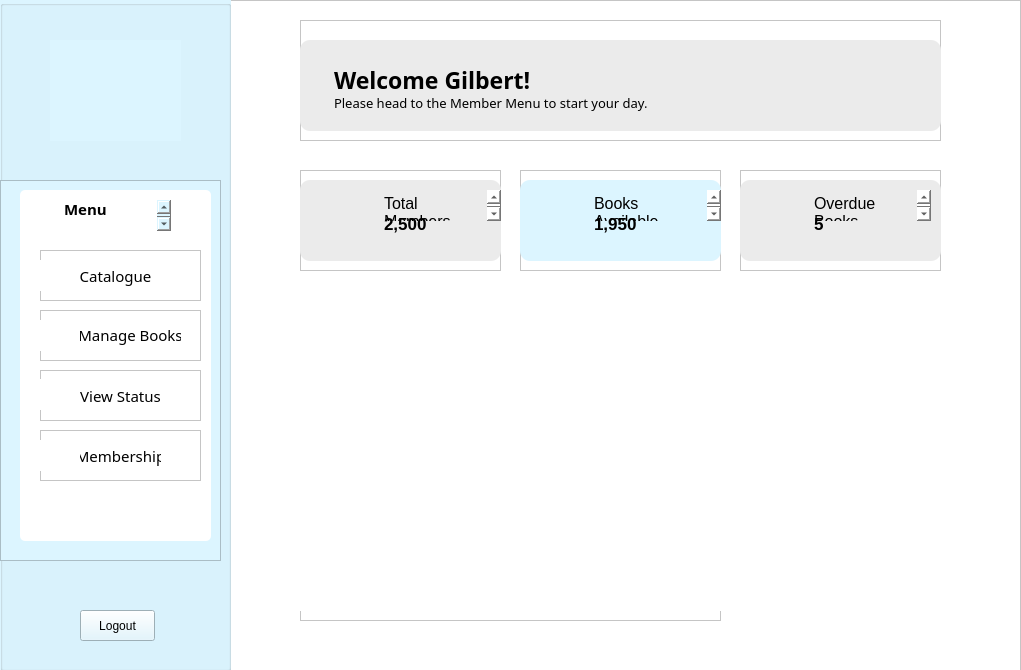
Old version of the form LIS/memberhome.ui in the repository TenacioussD/library_information_system.
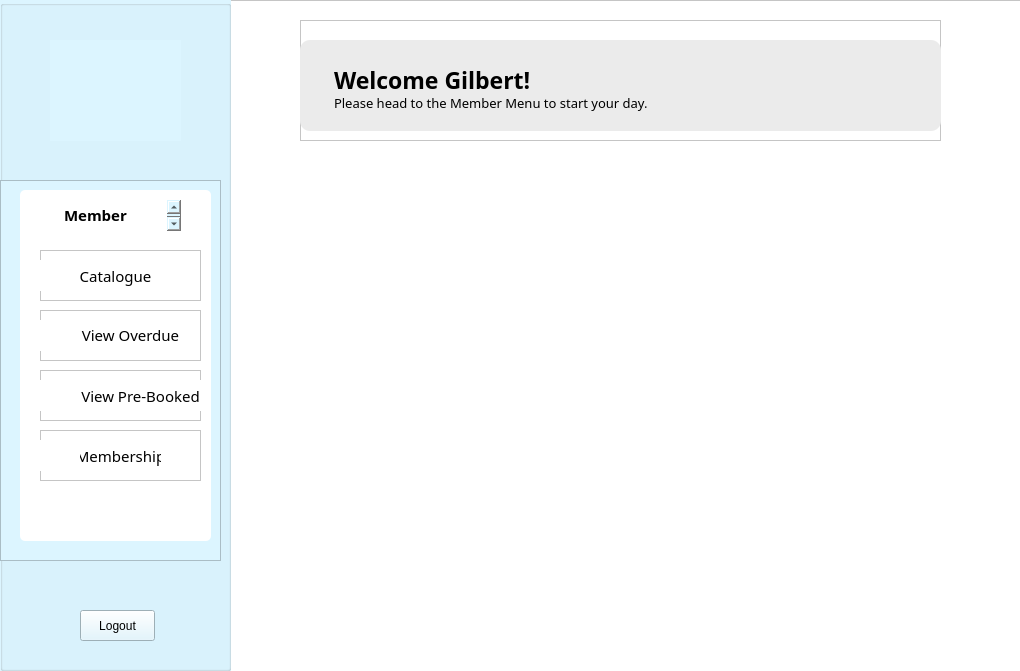
New version of the form. Icons and pictures are not drawn.

Patch:
```diff
--- a/LIS/memberhome.ui
+++ b/LIS/memberhome.ui
@@ -6,8 +6,8 @@
    <rect>
     <x>0</x>
     <y>0</y>
-    <width>1021</width>
-    <height>670</height>
+    <width>1020</width>
+    <height>671</height>
    </rect>
   </property>
   <property name="windowTitle">
@@ -103,7 +103,7 @@
         <rect>
          <x>60</x>
          <y>20</y>
-         <width>111</width>
+         <width>121</width>
          <height>31</height>
         </rect>
        </property>
@@ -240,7 +240,7 @@
 border: none;</string>
         </property>
         <property name="text">
-         <string>Manage Books</string>
+         <string>View Overdue</string>
         </property>
        </widget>
       </widget>
@@ -265,8 +265,8 @@
        <widget class="QLabel" name="label_7">
         <property name="geometry">
          <rect>
-          <x>-2</x>
-          <y>9</y>
+          <x>0</x>
+          <y>10</y>
           <width>31</width>
           <height>31</height>
          </rect>
@@ -286,7 +286,7 @@
          <rect>
           <x>40</x>
           <y>10</y>
-          <width>81</width>
+          <width>121</width>
           <height>31</height>
          </rect>
         </property>
@@ -297,7 +297,7 @@
 border: none;</string>
         </property>
         <property name="text">
-         <string>View Status</string>
+         <string>View Pre-Booked</string>
         </property>
        </widget>
       </widget>
@@ -455,328 +455,13 @@
       </property>
      </widget>
     </widget>
-    <widget class="QFrame" name="frame_2">
-     <property name="geometry">
-      <rect>
-       <x>300</x>
-       <y>170</y>
-       <width>201</width>
-       <height>101</height>
-      </rect>
-     </property>
-     <property name="frameShape">
-      <enum>QFrame::StyledPanel</enum>
-     </property>
-     <property name="frameShadow">
-      <enum>QFrame::Raised</enum>
-     </property>
-     <widget class="QPlainTextEdit" name="plainTextEdit_7">
-      <property name="geometry">
-       <rect>
-        <x>0</x>
-        <y>10</y>
-        <width>201</width>
-        <height>81</height>
-       </rect>
-      </property>
-      <property name="styleSheet">
-       <string notr="true">background: rgb(235, 235, 235);
-border-radius: 10px;</string>
-      </property>
-      <property name="frameShadow">
-       <enum>QFrame::Raised</enum>
-      </property>
-      <property name="plainText">
-       <string/>
-      </property>
-     </widget>
-     <widget class="QLabel" name="label">
-      <property name="geometry">
-       <rect>
-        <x>20</x>
-        <y>30</y>
-        <width>41</width>
-        <height>41</height>
-       </rect>
-      </property>
-      <property name="styleSheet">
-       <string notr="true">background: transparent;</string>
-      </property>
-      <property name="text">
-       <string/>
-      </property>
-      <property name="pixmap">
-       <pixmap resource="Resources.qrc">:/images/Icons/users.png</pixmap>
-      </property>
-      <property name="scaledContents">
-       <bool>true</bool>
-      </property>
-      <property name="alignment">
-       <set>Qt::AlignCenter</set>
-      </property>
-      <property name="textInteractionFlags">
-       <set>Qt::NoTextInteraction</set>
-      </property>
-     </widget>
-     <widget class="QPlainTextEdit" name="plainTextEdit_5">
-      <property name="geometry">
-       <rect>
-        <x>80</x>
-        <y>20</y>
-        <width>121</width>
-        <height>31</height>
-       </rect>
-      </property>
-      <property name="styleSheet">
-       <string notr="true">background: transparent;
-font-size: 12pt;</string>
-      </property>
-      <property name="frameShape">
-       <enum>QFrame::NoFrame</enum>
-      </property>
-      <property name="plainText">
-       <string>Total Members</string>
-      </property>
-     </widget>
-     <widget class="QPlainTextEdit" name="plainTextEdit">
-      <property name="geometry">
-       <rect>
-        <x>80</x>
-        <y>40</y>
-        <width>61</width>
-        <height>31</height>
-       </rect>
-      </property>
-      <property name="styleSheet">
-       <string notr="true">background: transparent;
-font-weight: bold;
-font-size: 17px;</string>
-      </property>
-      <property name="frameShape">
-       <enum>QFrame::NoFrame</enum>
-      </property>
-      <property name="plainText">
-       <string>2,500</string>
-      </property>
-     </widget>
-    </widget>
-    <widget class="QFrame" name="frame_3">
-     <property name="geometry">
-      <rect>
-       <x>520</x>
-       <y>170</y>
-       <width>201</width>
-       <height>101</height>
-      </rect>
-     </property>
-     <property name="frameShape">
-      <enum>QFrame::StyledPanel</enum>
-     </property>
-     <property name="frameShadow">
-      <enum>QFrame::Raised</enum>
-     </property>
-     <widget class="QPlainTextEdit" name="plainTextEdit_8">
-      <property name="geometry">
-       <rect>
-        <x>0</x>
-        <y>10</y>
-        <width>201</width>
-        <height>81</height>
-       </rect>
-      </property>
-      <property name="styleSheet">
-       <string notr="true">background: rgb(220, 245, 255);
-border-radius: 10px;</string>
-      </property>
-      <property name="frameShadow">
-       <enum>QFrame::Raised</enum>
-      </property>
-      <property name="plainText">
-       <string/>
-      </property>
-     </widget>
-     <widget class="QLabel" name="label_2">
-      <property name="geometry">
-       <rect>
-        <x>20</x>
-        <y>30</y>
-        <width>41</width>
-        <height>41</height>
-       </rect>
-      </property>
-      <property name="styleSheet">
-       <string notr="true">background: transparent;</string>
-      </property>
-      <property name="text">
-       <string/>
-      </property>
-      <property name="pixmap">
-       <pixmap resource="Resources.qrc">:/images/Icons/book1.png</pixmap>
-      </property>
-      <property name="scaledContents">
-       <bool>true</bool>
-      </property>
-      <property name="alignment">
-       <set>Qt::AlignCenter</set>
-      </property>
-      <property name="textInteractionFlags">
-       <set>Qt::NoTextInteraction</set>
-      </property>
-     </widget>
-     <widget class="QPlainTextEdit" name="plainTextEdit_10">
-      <property name="geometry">
-       <rect>
-        <x>70</x>
-        <y>20</y>
-        <width>131</width>
-        <height>31</height>
-       </rect>
-      </property>
-      <property name="styleSheet">
-       <string notr="true">background: transparent;
-font-size: 12pt;</string>
-      </property>
-      <property name="frameShape">
-       <enum>QFrame::NoFrame</enum>
-      </property>
-      <property name="plainText">
-       <string>Books Available</string>
-      </property>
-     </widget>
-     <widget class="QPlainTextEdit" name="plainTextEdit_11">
-      <property name="geometry">
-       <rect>
-        <x>70</x>
-        <y>40</y>
-        <width>61</width>
-        <height>31</height>
-       </rect>
-      </property>
-      <property name="styleSheet">
-       <string notr="true">background: transparent;
-font-weight: bold;
-font-size: 17px;</string>
-      </property>
-      <property name="frameShape">
-       <enum>QFrame::NoFrame</enum>
-      </property>
-      <property name="plainText">
-       <string>1,950</string>
-      </property>
-     </widget>
-    </widget>
-    <widget class="QFrame" name="frame_4">
-     <property name="geometry">
-      <rect>
-       <x>740</x>
-       <y>170</y>
-       <width>201</width>
-       <height>101</height>
-      </rect>
-     </property>
-     <property name="frameShape">
-      <enum>QFrame::StyledPanel</enum>
-     </property>
-     <property name="frameShadow">
-      <enum>QFrame::Raised</enum>
-     </property>
-     <widget class="QPlainTextEdit" name="plainTextEdit_9">
-      <property name="geometry">
-       <rect>
-        <x>0</x>
-        <y>10</y>
-        <width>201</width>
-        <height>81</height>
-       </rect>
-      </property>
-      <property name="styleSheet">
-       <string notr="true">background: rgb(235, 235, 235);
-border-radius: 10px;</string>
-      </property>
-      <property name="frameShadow">
-       <enum>QFrame::Raised</enum>
-      </property>
-      <property name="plainText">
-       <string/>
-      </property>
-     </widget>
-     <widget class="QLabel" name="label_3">
-      <property name="geometry">
-       <rect>
-        <x>20</x>
-        <y>30</y>
-        <width>41</width>
-        <height>41</height>
-       </rect>
-      </property>
-      <property name="styleSheet">
-       <string notr="true">background: transparent;</string>
-      </property>
-      <property name="text">
-       <string/>
-      </property>
-      <property name="pixmap">
-       <pixmap resource="Resources.qrc">:/images/Icons/warning.png</pixmap>
-      </property>
-      <property name="scaledContents">
-       <bool>true</bool>
-      </property>
-      <property name="alignment">
-       <set>Qt::AlignCenter</set>
-      </property>
-      <property name="textInteractionFlags">
-       <set>Qt::NoTextInteraction</set>
-      </property>
-     </widget>
-     <widget class="QPlainTextEdit" name="plainTextEdit_12">
-      <property name="geometry">
-       <rect>
-        <x>70</x>
-        <y>20</y>
-        <width>121</width>
-        <height>31</height>
-       </rect>
-      </property>
-      <property name="styleSheet">
-       <string notr="true">background: transparent;
-font-size: 12pt;</string>
-      </property>
-      <property name="frameShape">
-       <enum>QFrame::NoFrame</enum>
-      </property>
-      <property name="plainText">
-       <string>Overdue Books</string>
-      </property>
-     </widget>
-     <widget class="QPlainTextEdit" name="plainTextEdit_13">
-      <property name="geometry">
-       <rect>
-        <x>70</x>
-        <y>40</y>
-        <width>21</width>
-        <height>31</height>
-       </rect>
-      </property>
-      <property name="styleSheet">
-       <string notr="true">background: transparent;
-font-weight: bold;
-font-size: 17px;</string>
-      </property>
-      <property name="frameShape">
-       <enum>QFrame::NoFrame</enum>
-      </property>
-      <property name="plainText">
-       <string>5</string>
-      </property>
-     </widget>
-    </widget>
     <widget class="QFrame" name="frame_5">
      <property name="geometry">
       <rect>
        <x>300</x>
-       <y>300</y>
-       <width>421</width>
-       <height>321</height>
+       <y>180</y>
+       <width>641</width>
+       <height>431</height>
       </rect>
      </property>
      <property name="frameShape">
@@ -790,8 +475,8 @@
        <rect>
         <x>0</x>
         <y>0</y>
-        <width>421</width>
-        <height>311</height>
+        <width>651</width>
+        <height>431</height>
        </rect>
       </property>
       <property name="styleSheet">
```
Left out of the diff: 10 changed lines with no effect on the pictures.
